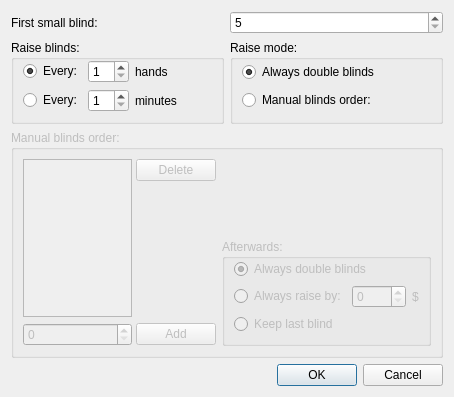
Before: the Qt Designer form src/gui/qt/changecompleteblindsdialog.ui in pokerth/pokerth, drawn with Qt 5.
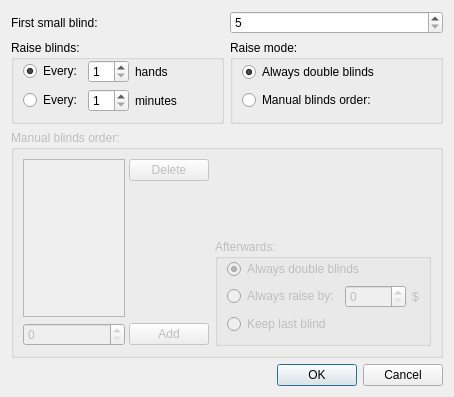
After: the same form once the commit is applied.

Diff of the .ui file:
```diff
--- a/src/gui/qt/changecompleteblindsdialog.ui
+++ b/src/gui/qt/changecompleteblindsdialog.ui
@@ -181,10 +181,10 @@
           </property>
          </spacer>
         </item>
-        <item row="2" column="0" >
-         <widget class="QSpinBox" name="spinBox_input" >
-          <property name="maximum" >
-           <number>9999</number>
+        <item row="2" column="0">
+         <widget class="QSpinBox" name="spinBox_input">
+          <property name="maximum">
+           <number>100000</number>
           </property>
          </widget>
         </item>
@@ -239,9 +239,9 @@
             </widget>
            </item>
            <item>
-            <widget class="QSpinBox" name="spinBox_afterThisAlwaysRaiseValue" >
-             <property name="maximum" >
-              <number>9999</number>
+            <widget class="QSpinBox" name="spinBox_afterThisAlwaysRaiseValue">
+             <property name="maximum">
+              <number>10000</number>
              </property>
             </widget>
            </item>
```
Left out of the diff: 219 changed lines with no effect on the pictures.
